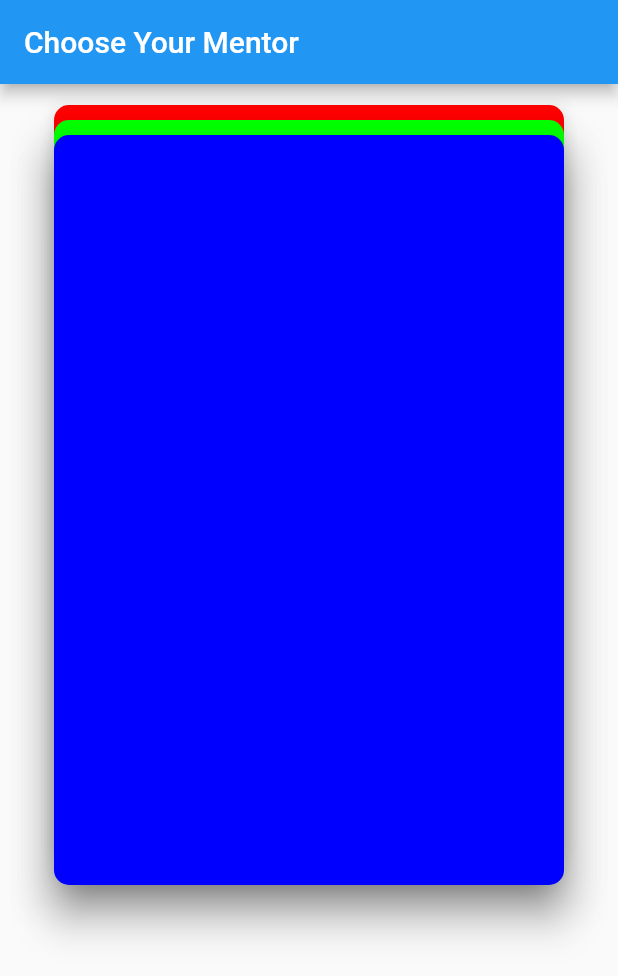
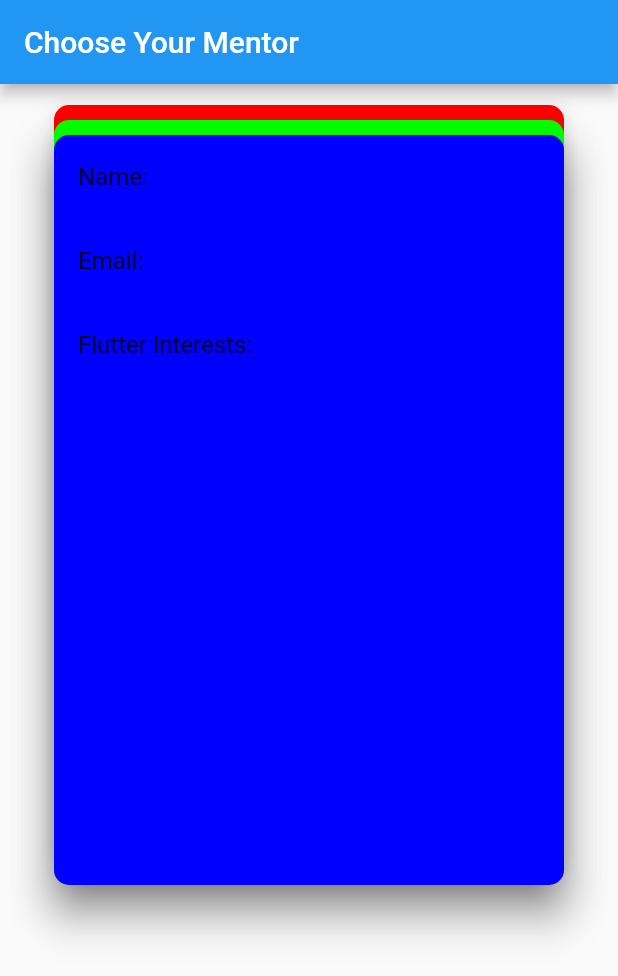
Before and after one commit to adrienbaron/flutter-hackaton, a Flutter app: the MyHomePage screen opened directly, on a phone screen of 412 x 824 dp. Shown: the top 976 px of the screen. Run offline on Flutter 3.47's test engine with Material 2 defaults, Android fonts, the phone set to English and light mode, and no system bars; our stand-ins replace cloud_firestore, firebase_auth, google_sign_in, rxdart, shared_preferences; missing offline and left inert: fancy_on_boarding; accounts and stored records are empty.

Commit message:
update to homepage

```diff
--- a/lib/pages/home_page.dart
+++ b/lib/pages/home_page.dart
@@ -103,6 +103,13 @@ class _MyHomePageState extends State<MyHomePage> {
             child: Container(
               width: 340,
               height: 500,
+              child: Column(
+                children: <Widget>[
+                  ListTile(title: Text('Name:')),
+                  ListTile(title: Text('Email:')),
+                  ListTile(title: Text('Flutter Interests:')),
+                ],
+              ),
             ),
           ),
         ),
```
